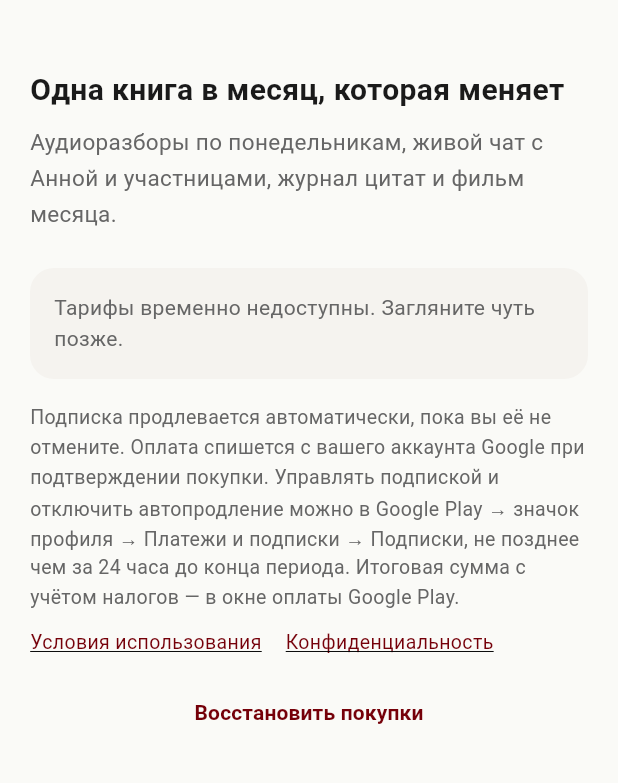
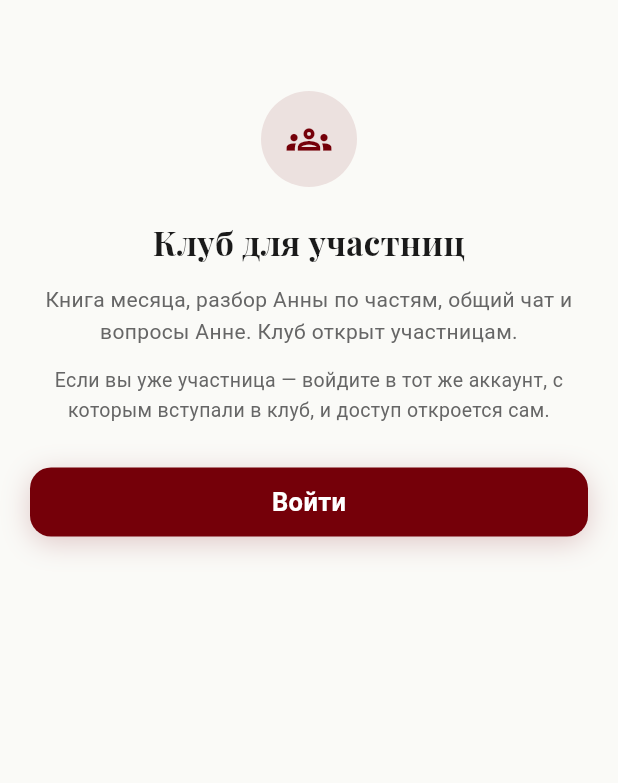
Before and after one commit to anna-busel/Chitatel_app, a Flutter app: the PaywallScreen screen opened by its route, on a phone screen of 412 x 824 dp, the part 59-842 px from its top. Run offline on Flutter 3.47's test engine with Material 3 defaults, Android fonts, the phone set to English and light mode, and no system bars; our stand-ins replace audio_service, cached_network_image, dio, firebase_core, firebase_messaging, flutter_riverpod and 13 more; missing offline and left inert: audio_session, record; accounts and stored records are empty; statements that could not run were skipped.

Commit message:
Android бесплатный: вместо пейвола экран «Клуб для участниц»
Co-Authored-By: Claude Opus 5.5 <noreply@anthropic.com>
Claude-Session: https://claude.ai/code/session_01WQCTz63SdnqK2TRHmXD5k9

```diff
--- a/app/lib/features/payments/screens/paywall_screen.dart
+++ b/app/lib/features/payments/screens/paywall_screen.dart
@@ -7,7 +7,9 @@ import 'package:url_launcher/url_launcher.dart';
 import '../../../core/theme/app_colors.dart';
 import '../../../core/theme/app_typography.dart';
 import '../../../core/constants/app_spacing.dart';
+import '../../../core/constants/store_policy.dart';
 import '../../../core/router/routes.dart';
+import '../../../shared/widgets/app_button.dart';
 import '../../auth/providers/auth_provider.dart';
 import '../../club/providers/club_provider.dart';
 import '../providers/purchase_provider.dart';
@@ -64,6 +66,16 @@ class PaywallScreen extends ConsumerStatefulWidget {
 class _PaywallScreenState extends ConsumerState<PaywallScreen> {
   @override
   Widget build(BuildContext context) {
+    // 16.10.2026: Android бесплатный (store_policy.dart). Ни тарифов, ни цен,
+    // ни кнопок оплаты — и purchaseProvider не трогаем, чтобы не будить
+    // Google Play Billing. Вместо пейвола — пояснение для участниц.
+    if (!kPurchasesEnabled) {
+      return _MembersOnlyClubView(
+        showClose: widget.showClose,
+        showAppBar: widget.showAppBar,
+      );
+    }
+
     final state = ref.watch(purchaseProvider);
 
     ref.listen<PaywallState>(purchaseProvider, (prev, next) {
@@ -397,3 +409,105 @@ class _LegalText extends StatelessWidget {
     );
   }
 }
+
+/// Android (16.10.2026): вместо пейвола — клуб «для участниц».
+///
+/// Подписку в приложении на Android не продаём (store_policy.dart). Доступ
+/// у тех, кто уже в клубе, открывается сам после входа в свой аккаунт —
+/// сервер отдаёт клуб по подписке или ручной выдаче. Ни цен, ни магазинов,
+/// ни ссылок на оплату.
+class _MembersOnlyClubView extends ConsumerWidget {
+  const _MembersOnlyClubView({
+    required this.showClose,
+    required this.showAppBar,
+  });
+
+  final bool showClose;
+  final bool showAppBar;
+
+  @override
+  Widget build(BuildContext context, WidgetRef ref) {
+    final isGuest =
+        ref.watch(authProvider).status != AuthStatus.authenticated;
+
+    return Scaffold(
+      backgroundColor: AppColors.background,
+      appBar: showAppBar
+          ? AppBar(
+              backgroundColor: AppColors.background,
+              elevation: 0,
+              leading: showClose
+                  ? IconButton(
+                      icon: const Icon(Icons.close,
+                          color: AppColors.textPrimary),
+                      onPressed: () => Navigator.of(context).maybePop(),
+                    )
+                  : null,
+              automaticallyImplyLeading: false,
+              centerTitle: true,
+              title: Text('Клуб ЧИТАТЕЛЬ', style: AppTypography.screenTitle),
+            )
+          : null,
+      body: SafeArea(
+        child: ListView(
+          padding: const EdgeInsets.all(AppSpacing.screenPadding),
+          children: [
+            const SizedBox(height: 24),
+            Center(
+              child: Container(
+                width: 64,
+                height: 64,
+                decoration: BoxDecoration(
+                  color: AppColors.terracotta.withOpacity(0.10),
+                  borderRadius: BorderRadius.circular(32),
+                ),
+                child: const Icon(Icons.groups_outlined,
+                    size: 30, color: AppColors.terracotta),
+              ),
+            ),
+            const SizedBox(height: 20),
+            Text(
+              'Клуб для участниц',
+              textAlign: TextAlign.center,
+              style: AppTypography.serifSectionTitle,
+            ),
+            const SizedBox(height: 12),
+            Text(
+              'Книга месяца, разбор Анны по частям, общий чат и вопросы '
+              'Анне. Клуб открыт участницам.',
+              textAlign: TextAlign.center,
+              style: AppTypography.body.copyWith(
+                color: AppColors.textSecondary,
+              ),
+            ),
+            const SizedBox(height: 12),
+            Text(
+              'Если вы уже участница — войдите в тот же аккаунт, с которым '
+              'вступали в клуб, и доступ откроется сам.',
+              textAlign: TextAlign.center,
+              style: AppTypography.caption,
+            ),
+            const SizedBox(height: 28),
+            if (isGuest)
+              AppButton(
+                text: 'Войти',
+                onPressed: () => context.push(Routes.login),
+              )
+            else
+              AppButton(
+                text: 'Проверить доступ',
+                variant: AppButtonVariant.outline,
+                onPressed: () {
+                  // Доступ могли выдать вручную только что — перечитываем
+                  // клуб; во вкладке «Клуб» экран сам сменится на клуб.
+                  ref.invalidate(currentClubProvider);
+                  ref.invalidate(clubListProvider);
+                  if (Navigator.of(context).canPop()) context.go('/club');
+                },
+              ),
+          ],
+        ),
+      ),
+    );
+  }
+}
```
